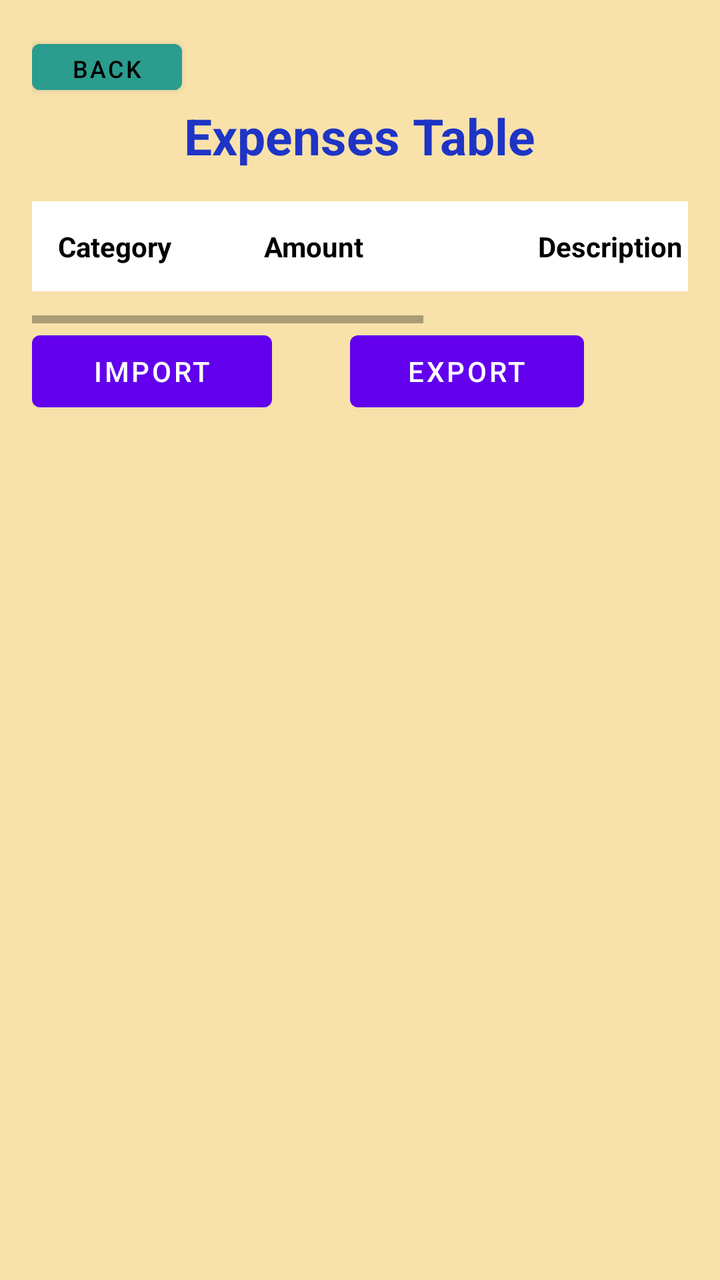
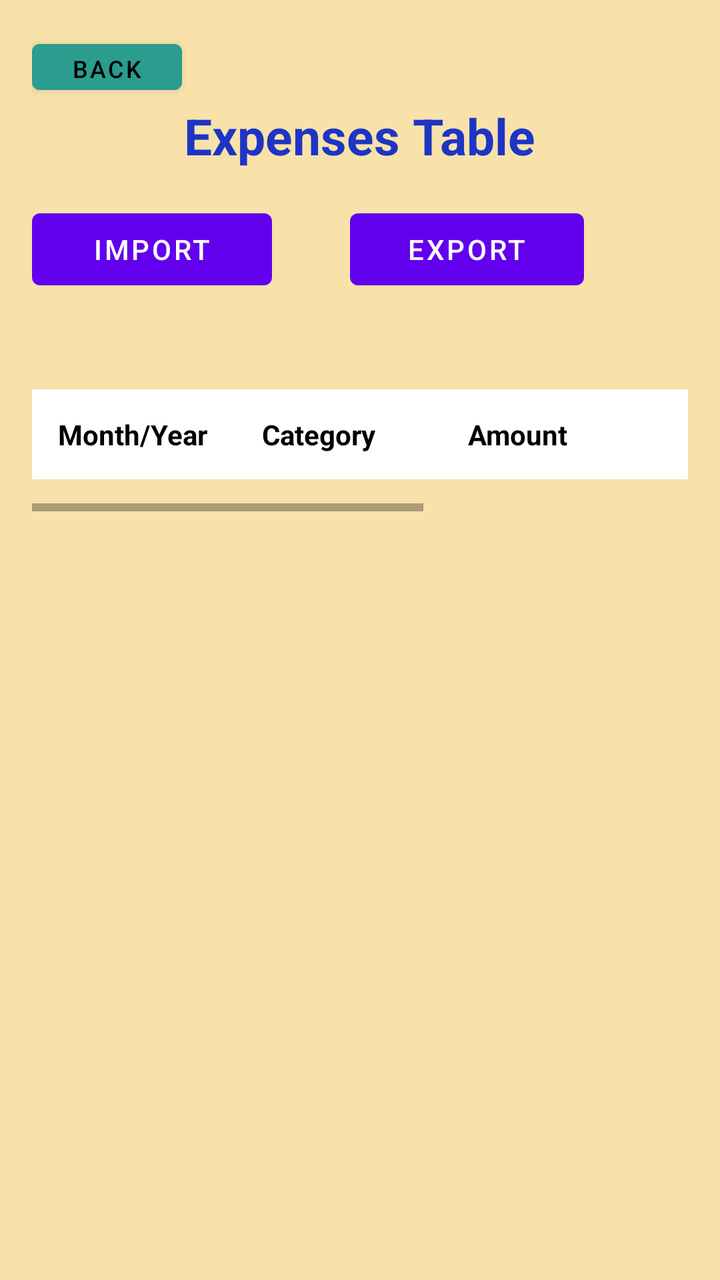

Two renders of the same Android screen: before a commit and after it. Below are the layout's source before the change and the commit's diff.
<!-- AndroidManifest.xml: application theme Theme.ExpenseSpreadsheet -->
<!-- res/layout/activity_history.xml -->
<?xml version="1.0" encoding="utf-8"?>
<ScrollView xmlns:android="http://schemas.android.com/apk/res/android"
    android:layout_width="match_parent"
    android:layout_height="match_parent"
    android:padding="16dp"
    android:background="@color/bgColor">

    <LinearLayout
        android:layout_width="match_parent"
        android:layout_height="wrap_content"
        android:orientation="vertical">

        <Button
            android:id="@+id/btnBack"
            android:layout_width="75dp"
            android:layout_height="35dp"
            android:backgroundTint="@color/btnBgColor"
            android:text="Back"
            android:textColor="@color/black"
            android:textSize="12sp" />

        <TextView
            android:layout_width="wrap_content"
            android:layout_height="wrap_content"
            android:text="Expenses Table"
            android:textColor="@color/textBlue"
            android:textSize="25sp"
            android:textStyle="bold"
            android:layout_gravity="center_horizontal"
            android:layout_marginBottom="16dp"/>

        <HorizontalScrollView
            android:layout_width="match_parent"
            android:layout_height="wrap_content">

            <TableLayout
                android:id="@+id/expensesTableLayout"
                android:layout_width="wrap_content"
                android:layout_height="wrap_content"
                android:stretchColumns="1"
                android:background="@color/white"
                android:padding="8dp"
                android:layout_marginBottom="16dp">

                <TableRow>
                    <TextView
                        android:layout_width="103dp"
                        android:layout_height="wrap_content"
                        android:padding="5dp"
                        android:text="Category"
                        android:textColor="@color/black"
                        android:textStyle="bold" />

                    <TextView
                        android:layout_width="137dp"
                        android:layout_height="wrap_content"
                        android:padding="5dp"
                        android:text="Amount"
                        android:textColor="@color/black"
                        android:textStyle="bold" />

                    <TextView
                        android:layout_width="192dp"
                        android:layout_height="wrap_content"
                        android:padding="5dp"
                        android:text="Description"
                        android:textColor="@color/black"
                        android:textStyle="bold" />

                    <TextView
                        android:layout_width="102dp"
                        android:layout_height="wrap_content"
                        android:padding="5dp"
                        android:text="Month/Year"
                        android:textColor="@color/black"
                        android:textStyle="bold" />
                </TableRow>
            </TableLayout>
        </HorizontalScrollView>

        <LinearLayout
            android:layout_width="match_parent"
            android:layout_height="94dp"
            android:orientation="horizontal">

            <Button
                android:id="@+id/btnImport"
                android:layout_width="120dp"
                android:layout_height="wrap_content"
                android:text="Import" />

            <LinearLayout
                android:layout_width="39dp"
                android:layout_height="match_parent"
                android:orientation="horizontal"></LinearLayout>

            <Button
                android:id="@+id/btnExport"
                android:layout_width="117dp"
                android:layout_height="wrap_content"
                android:text="Export" />
        </LinearLayout>

    </LinearLayout>
</ScrollView>
<!-- resources referenced by this layout -->
<resources>
  <color name="bgColor">#F8E2AA</color>
  <color name="black">#FF000000</color>
  <color name="btnBgColor">#2a9d8f</color>
  <color name="textBlue">#1E34C5</color>
  <color name="white">#FFFFFFFF</color>
  <style name="Theme.ExpenseSpreadsheet" parent="Theme.MaterialComponents.DayNight.DarkActionBar">
          
          <item name="colorPrimary">@color/purple_500</item>
          <item name="colorPrimaryVariant">@color/textBlue</item>
          <item name="colorOnPrimary">@color/white</item>
          
          <item name="colorSecondary">@color/teal_200</item>
          <item name="colorSecondaryVariant">@color/teal_700</item>
          <item name="colorOnSecondary">@color/black</item>
          
          <item name="android:statusBarColor" tools:targetApi="l">?attr/colorPrimaryVariant</item>
          
      </style>
  <color name="purple_500">#FF6200EE</color>
  <color name="teal_200">#FF03DAC5</color>
  <color name="teal_700">#FF018786</color>
</resources>

<!-- the commit's change to res/layout/activity_history.xml (unified diff, before → after) -->
@@ -29,6 +29,29 @@
             android:layout_gravity="center_horizontal"
             android:layout_marginBottom="16dp"/>
 
+        <LinearLayout
+            android:layout_width="match_parent"
+            android:layout_height="94dp"
+            android:orientation="horizontal">
+
+            <Button
+                android:id="@+id/btnImport"
+                android:layout_width="120dp"
+                android:layout_height="wrap_content"
+                android:text="Import" />
+
+            <LinearLayout
+                android:layout_width="39dp"
+                android:layout_height="match_parent"
+                android:orientation="horizontal"></LinearLayout>
+
+            <Button
+                android:id="@+id/btnExport"
+                android:layout_width="117dp"
+                android:layout_height="wrap_content"
+                android:text="Export" />
+        </LinearLayout>
+
         <HorizontalScrollView
             android:layout_width="match_parent"
             android:layout_height="wrap_content">
@@ -43,6 +66,15 @@
                 android:layout_marginBottom="16dp">
 
                 <TableRow>
+
+                    <TextView
+                        android:layout_width="102dp"
+                        android:layout_height="wrap_content"
+                        android:padding="5dp"
+                        android:text="Month/Year"
+                        android:textColor="@color/black"
+                        android:textStyle="bold" />
+
                     <TextView
                         android:layout_width="103dp"
                         android:layout_height="wrap_content"
@@ -67,39 +99,9 @@
                         android:textColor="@color/black"
                         android:textStyle="bold" />
 
-                    <TextView
-                        android:layout_width="102dp"
-                        android:layout_height="wrap_content"
-                        android:padding="5dp"
-                        android:text="Month/Year"
-                        android:textColor="@color/black"
-                        android:textStyle="bold" />
                 </TableRow>
             </TableLayout>
         </HorizontalScrollView>
 
-        <LinearLayout
-            android:layout_width="match_parent"
-            android:layout_height="94dp"
-            android:orientation="horizontal">
-
-            <Button
-                android:id="@+id/btnImport"
-                android:layout_width="120dp"
-                android:layout_height="wrap_content"
-                android:text="Import" />
-
-            <LinearLayout
-                android:layout_width="39dp"
-                android:layout_height="match_parent"
-                android:orientation="horizontal"></LinearLayout>
-
-            <Button
-                android:id="@+id/btnExport"
-                android:layout_width="117dp"
-                android:layout_height="wrap_content"
-                android:text="Export" />
-        </LinearLayout>
-
     </LinearLayout>
 </ScrollView>
